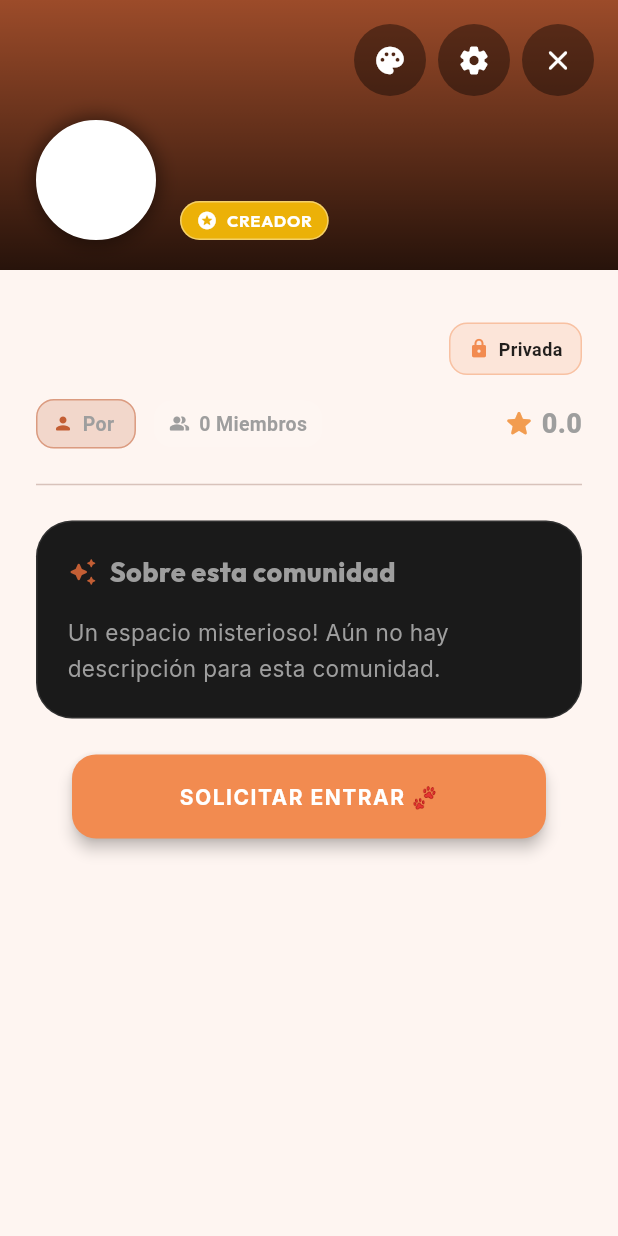
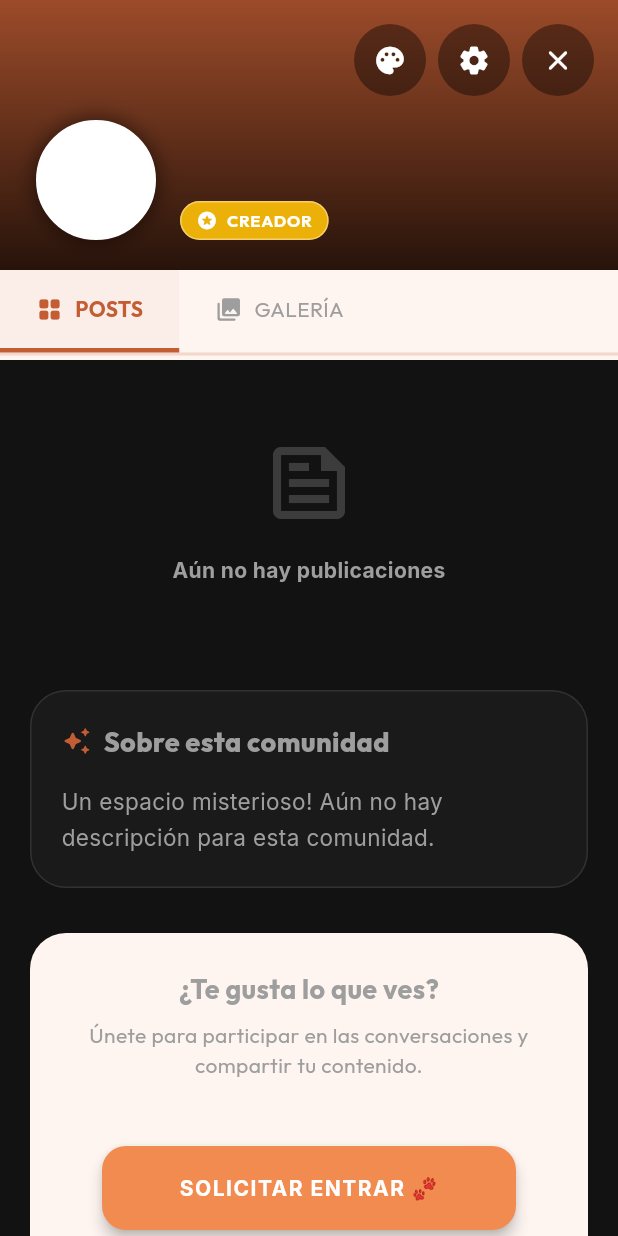
Before and after one commit to carmennsss/myngo, a Flutter app: the PreviewComunidad widget shown alone on an empty page, opened directly with empty values, on a phone screen of 412 x 824 dp. Run offline on Flutter 3.47's test engine with Material 3 defaults, Android fonts, the phone set to English and light mode, and no system bars; our stand-ins replace cached_network_image, chewie, emoji_picker_flutter, flutter_local_notifications, go_router, google_fonts and 3 more; missing offline and left inert: syncfusion_flutter_pdfviewer; accounts and stored records are empty; network calls fail.

Commit message:
explorar arreglado

```diff
--- a/frontend/myngo_app/lib/screens/comunidades/pantalla_detalle_comunidad.dart
+++ b/frontend/myngo_app/lib/screens/comunidades/pantalla_detalle_comunidad.dart
@@ -299,7 +299,6 @@ class _PantallaDetalleComunidadState extends State<PantallaDetalleComunidad> {
               SliverAppBar(
                 expandedHeight: 180,
                 pinned: false,
-                stretch: true,
                 backgroundColor: Colors.transparent,
                 surfaceTintColor: Colors.transparent,
                 automaticallyImplyLeading: false,
--- a/frontend/myngo_app/lib/screens/comunidades/pantalla_detalle_post.dart
+++ b/frontend/myngo_app/lib/screens/comunidades/pantalla_detalle_post.dart
@@ -178,10 +178,10 @@ class _PantallaDetallePostState extends State<PantallaDetallePost> {
                                       child: CircleAvatar(
                                         radius: 22,
                                         backgroundColor: const Color(0xFFC35E34).withOpacity(0.1),
-                                        backgroundImage: _post!.autorFoto != null
+                                        backgroundImage: (_post!.autorFoto != null && _post!.autorFoto!.isNotEmpty)
                                             ? CachedNetworkImageProvider(_post!.autorFoto!)
                                             : null,
-                                        child: _post!.autorFoto == null
+                                        child: (_post!.autorFoto == null || _post!.autorFoto!.isEmpty)
                                             ? Text(_post!.autorNombre.isNotEmpty ? _post!.autorNombre[0].toUpperCase() : '?',
                                                 style: const TextStyle(color: Color(0xFFC35E34), fontWeight: FontWeight.bold, fontSize: 18))
                                             : null,
--- a/frontend/myngo_app/lib/screens/comunidades/pantalla_gestion_catalogo.dart
+++ b/frontend/myngo_app/lib/screens/comunidades/pantalla_gestion_catalogo.dart
@@ -39,11 +39,11 @@ class _PantallaGestionCatalogoState extends State<PantallaGestionCatalogo> {
   }
 
   Future<void> _actualizarItem(CatalogoMejoras item, {bool? estaActivo, int? precio}) async {
-    final res = await _servicio.actualizarItemCatalogo(
+    final res = await _servicio.actualizarArticuloCatalogo(
       widget.comunidad.id,
       item.id,
       estaActivo: estaActivo,
-      precio: precio
+      precioFinal: precio
     );
     if (mounted) {
       if (res.exito) {
--- a/frontend/myngo_app/lib/screens/comunidades/widgets_detalle/header_detalle_comunidad.dart
+++ b/frontend/myngo_app/lib/screens/comunidades/widgets_detalle/header_detalle_comunidad.dart
@@ -110,7 +110,6 @@ class _HeaderDetalleComunidadState extends State<HeaderDetalleComunidad> {
 
     return SizedBox(
       width: double.infinity,
-      height: 180,
       child: Stack(
         children: [
           // Fondo con imagen de portada
--- a/frontend/myngo_app/lib/screens/comunidades/widgets_detalle/preview_comunidad.dart
+++ b/frontend/myngo_app/lib/screens/comunidades/widgets_detalle/preview_comunidad.dart
@@ -1,4 +1,5 @@
 import 'package:flutter/material.dart';
+import 'package:cached_network_image/cached_network_image.dart';
 import '../../../models/comunidad.dart';
 import '../../../models/publicacion.dart';
 import '../../../models/coleccion.dart';
@@ -46,17 +47,15 @@ class PreviewComunidad extends StatelessWidget {
 
   @override
   Widget build(BuildContext context) {
-    if (comunidad.esPublica) {
-      return Stack(
-        children: [
-          Positioned.fill(child: backgroundFeed),
-          NestedScrollView(
-            headerSliverBuilder: (context, innerBoxIsScrolled) {
-              return [
+    final urlFondo = comunidad.urlFondo;
+
+    final content = CustomScrollView(
+      physics: const AlwaysScrollableScrollPhysics(),
+      slivers: [
+        // Cabecera Principal (Expandible)
         SliverAppBar(
           expandedHeight: 180,
           pinned: false,
-                  stretch: true,
           backgroundColor: Colors.transparent,
           surfaceTintColor: Colors.transparent,
           automaticallyImplyLeading: false,
@@ -68,18 +67,21 @@ class PreviewComunidad extends StatelessWidget {
             ),
           ),
         ),
-                SliverPersistentHeader(
+
+        // Selector de Pestañas (Sticky)
+        SliverAppBar(
           pinned: true,
-                  delegate: _PersistentTabDelegate(
-                    child: _buildPreviewTabs(context),
+          toolbarHeight: 60,
+          automaticallyImplyLeading: false,
+          backgroundColor: Theme.of(context).scaffoldBackgroundColor,
+          surfaceTintColor: Colors.transparent,
+          flexibleSpace: _buildPreviewTabs(context),
         ),
-                ),
-              ];
-            },
-            body: CustomScrollView(
-              slivers: [
+
+        // Contenido según pestaña
         if (indiceSeccion == 0)
           SeccionPostsComunidad(
+            key: ValueKey('posts_${publicaciones?.length}'),
             publicaciones: publicaciones,
             estaCargando: estaCargandoDatos,
             onRefresh: () async {},
@@ -88,11 +90,15 @@ class PreviewComunidad extends StatelessWidget {
           )
         else
           SliverToBoxAdapter(child: _buildPreviewGallery(context)),
-                SliverPadding(
-                  padding: const EdgeInsets.all(24.0),
-                  sliver: SliverToBoxAdapter(
+
+        // Pie de página con botón de unión
+        SliverFillRemaining(
+          hasScrollBody: false,
+          child: Padding(
+            padding: const EdgeInsets.fromLTRB(20, 20, 20, 40),
             child: Column(
               children: [
+                const Spacer(),
                 PreviewAboutSection(
                   comunidad: comunidad,
                   esAppClara: esAppClara,
@@ -100,7 +106,39 @@ class PreviewComunidad extends StatelessWidget {
                   colorTextoSecundario: colorTextoSecundario,
                   bgColor: comunidad.colorTema,
                 ),
-                        const SizedBox(height: 16),
+                const SizedBox(height: 30),
+                Container(
+                  padding: const EdgeInsets.all(24),
+                  decoration: BoxDecoration(
+                    color: Theme.of(context).scaffoldBackgroundColor,
+                    borderRadius: BorderRadius.circular(24),
+                    boxShadow: [
+                      BoxShadow(
+                        color: Colors.black.withOpacity(0.05),
+                        blurRadius: 20,
+                        offset: const Offset(0, 10),
+                      )
+                    ],
+                  ),
+                  child: Column(
+                    children: [
+                      Text(
+                        '¿Te gusta lo que ves?',
+                        style: TextStyle(
+                          fontSize: 18,
+                          fontWeight: FontWeight.bold,
+                          color: colorTextoPrincipal,
+                        ),
+                      ),
+                      const SizedBox(height: 8),
+                      Text(
+                        'Únete para participar en las conversaciones y compartir tu contenido.',
+                        textAlign: TextAlign.center,
+                        style: TextStyle(
+                          color: colorTextoSecundario,
+                        ),
+                      ),
+                      const SizedBox(height: 20),
                       CommunityJoinButton(
                         comunidad: comunidad,
                         miId: miId,
@@ -112,61 +150,25 @@ class PreviewComunidad extends StatelessWidget {
                     ],
                   ),
                 ),
-                ),
-              ],
-            ),
-          ),
-        ],
-      );
-    }
-
-    // Comunidades privadas
-    return CustomScrollView(
-      slivers: [
-        SliverAppBar(
-          expandedHeight: 180,
-          pinned: true,
-          backgroundColor: Colors.transparent,
-          flexibleSpace: FlexibleSpaceBar(
-            background: HeaderDetalleComunidad(
-              comunidad: comunidad,
-              miId: miId,
-              onCerrar: onBack,
-            ),
-          ),
-        ),
-        SliverToBoxAdapter(
-          child: Padding(
-            padding: const EdgeInsets.all(24.0),
-            child: Column(
-              children: [
-                PreviewHeader(
-                  comunidad: comunidad,
-                  esAppClara: esAppClara,
-                  colorTextoPrincipal: colorTextoPrincipal,
-                  colorTextoSecundario: colorTextoSecundario,
-                ),
-                const Divider(height: 48),
-                PreviewAboutSection(
-                  comunidad: comunidad,
-                  esAppClara: esAppClara,
-                  colorTextoPrincipal: colorTextoPrincipal,
-                  colorTextoSecundario: colorTextoSecundario,
-                  bgColor: comunidad.colorTema,
-                ),
-                CommunityJoinButton(
-                  comunidad: comunidad,
-                  miId: miId,
-                  estaCargandoPeticion: estaCargandoPeticion,
-                  onLogin: () => Navigator.pushNamed(context, '/login'),
-                  onJoin: onJoin,
-                  isPreview: true,
-                ),
               ],
             ),
           ),
         ),
       ],
+    );
+
+    return Container(
+      decoration: BoxDecoration(
+        color: esAppClara ? Colors.white : const Color(0xFF121212),
+        image: (urlFondo != null && urlFondo.isNotEmpty)
+            ? DecorationImage(
+                image: CachedNetworkImageProvider(urlFondo),
+                fit: BoxFit.cover,
+                opacity: 0.15,
+              )
+            : null,
+      ),
+      child: content,
     );
   }
 
@@ -192,11 +194,12 @@ class PreviewComunidad extends StatelessWidget {
 
   Widget _buildTabItem(int index, String label, IconData icon) {
     final activo = indiceSeccion == index;
-    return InkWell(
+    return GestureDetector(
       onTap: () => onTabChanged(index),
       child: Container(
         padding: const EdgeInsets.symmetric(horizontal: 24, vertical: 16),
         decoration: BoxDecoration(
+          color: activo ? comunidad.colorTema.withOpacity(0.05) : Colors.transparent,
           border: Border(
             bottom: BorderSide(
               color: activo ? comunidad.colorTema : Colors.transparent,
@@ -223,27 +226,6 @@ class PreviewComunidad extends StatelessWidget {
   }
 
   Widget _buildPreviewGallery(BuildContext context) {
-    // Implementación simplificada o reutilización parcial de SeccionGaleria
     return const Center(child: Text('Galería Pública'));
   }
 }
-
-class _PersistentTabDelegate extends SliverPersistentHeaderDelegate {
-  final Widget child;
-  _PersistentTabDelegate({required this.child});
-
-  @override
-  double get minExtent => 60;
-  @override
-  double get maxExtent => 60;
-
-  @override
-  Widget build(
-      BuildContext context, double shrinkOffset, bool overlapsContent) {
-    return child;
-  }
-
-  @override
-  bool shouldRebuild(covariant SliverPersistentHeaderDelegate oldDelegate) =>
-      true;
-}
--- a/frontend/myngo_app/lib/screens/perfiles/pantalla_tienda_mejoras.dart
+++ b/frontend/myngo_app/lib/screens/perfiles/pantalla_tienda_mejoras.dart
@@ -134,7 +134,7 @@ class _PantallaTiendaMejorasState extends State<PantallaTiendaMejoras>
           ? await ServicioMejoras().obtenerMejorasComunidad(widget.comunidad!.id)
           : await ServicioMejoras().obtenerMejorasGlobales();
 
-      final resMisMejoras = await ServicioMejoras().obtenerInventarioUsuario();
+      final resMisMejoras = await ServicioMejoras().obtenerMisMejoras();
 
       if (mounted) {
         setState(() {
--- a/frontend/myngo_app/lib/widgets/inicio/tarjeta_post.dart
+++ b/frontend/myngo_app/lib/widgets/inicio/tarjeta_post.dart
@@ -192,10 +192,10 @@ class _TarjetaPostState extends State<TarjetaPost> {
                   child: CircleAvatar(
                     radius: 20,
                     backgroundColor: Colors.white,
-                    backgroundImage: widget.post.autorFoto != null
+                    backgroundImage: (widget.post.autorFoto != null && widget.post.autorFoto!.isNotEmpty)
                         ? CachedNetworkImageProvider(widget.post.autorFoto!)
                         : null,
-                    child: widget.post.autorFoto == null
+                    child: (widget.post.autorFoto == null || widget.post.autorFoto!.isEmpty)
                         ? Text(widget.post.autorNombre.isNotEmpty ? widget.post.autorNombre[0].toUpperCase() : 'U',
                             style: const TextStyle(color: Color(0xFFC35E34), fontWeight: FontWeight.bold, fontSize: 16))
                         : null,
```
Also changed, not shown: frontend/myngo_app/lib/screens/galeria/pantalla_galeria_principal.dart (+4 -4 lines), frontend/myngo_app/lib/widgets/comunes/grid_imagenes_post.dart (+8 -4 lines). Lines whose indentation alone changed are shown as unchanged.
